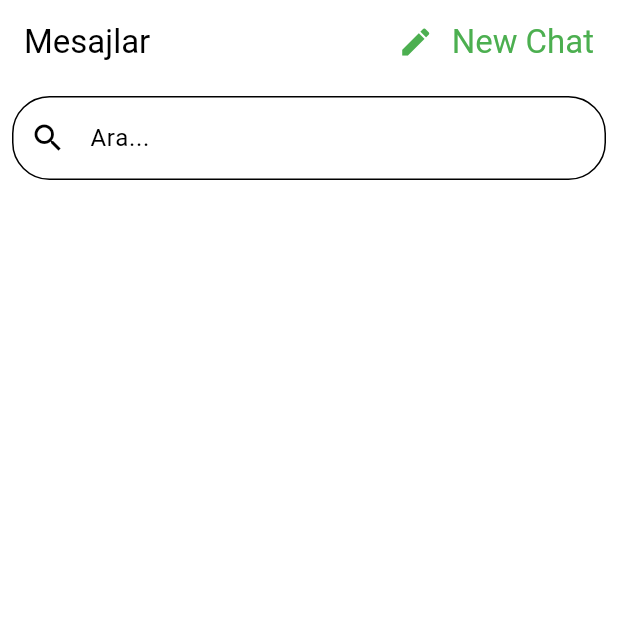
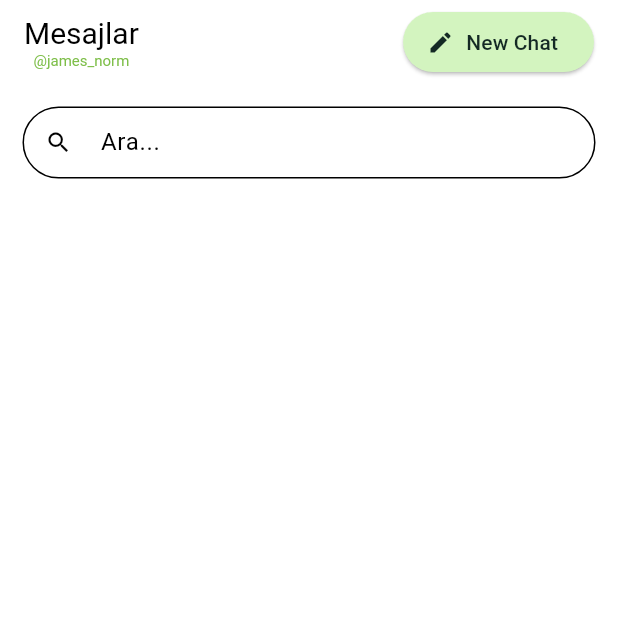
Before and after one commit to mestretero/OUA-33-FLUTTER, a Flutter app: the ChatListView screen opened by its route, on a phone screen of 412 x 824 dp, the top half of it. Run offline on Flutter 3.47's test engine with Material 3 defaults, Android fonts, the phone set to English and light mode, and no system bars; our stand-ins replace carousel_slider, cloud_firestore, file_picker, firebase_auth, firebase_core, firebase_storage and 5 more; missing offline and left inert: photo_manager; accounts and stored records are empty.

Commit message:
küçük tasarım değişikliği

```diff
--- /dev/null
+++ b/devtools_options.yaml
@@ -0,0 +1,3 @@
+description: This file stores settings for Dart & Flutter DevTools.
+documentation: https://docs.flutter.dev/tools/devtools/extensions#configure-extension-enablement-states
+extensions:
--- a/lib/ui/chat_list/chat_list_view.dart
+++ b/lib/ui/chat_list/chat_list_view.dart
@@ -2,6 +2,8 @@
 
 import 'package:flutter/material.dart';
 import 'package:oua_flutter33/app/app.router.dart';
+import 'package:oua_flutter33/common/widgets/custom_textfield.dart';
+import 'package:oua_flutter33/common/widgets/my_texfield.dart';
 import 'package:oua_flutter33/ui/chat_list/chat_list_view_model.dart';
 import 'package:stacked/stacked.dart';
 
@@ -10,6 +12,7 @@ class ChatListView extends StatelessWidget {
 
   @override
   Widget build(BuildContext context) {
+    TextEditingController _searchController=TextEditingController();
     return ViewModelBuilder<ChatListViewModel>.reactive(
         viewModelBuilder: () => ChatListViewModel(),
         onModelReady: (model) => model.init(context),
@@ -19,13 +22,24 @@ class ChatListView extends StatelessWidget {
               automaticallyImplyLeading: false,
               title: Row(
                 children: [
-                  const Text('Mesajlar'),
+                  Column(
+                    children: [
+                      const Text('Mesajlar',style: TextStyle(fontSize: 20,),),
+                      Text("@james_norm",style: TextStyle(color: Color(0xFF7DBE48),
+                      fontSize: 10,),),
+                    ],
+                  ),
                   const Spacer(),
-                  IconButton(
-                    icon: const Icon(Icons.edit, color: Colors.green),
-                    onPressed: () {},
+                  ElevatedButton.icon(
+                    style: ElevatedButton.styleFrom(
+                      backgroundColor:Theme.of(context).colorScheme.secondary,
+                    ),
+                    label: Text("New Chat"),
+                    icon: Icon(Icons.edit),
+                    onPressed: () {
+
+                    },
                   ),
-                  const Text('New Chat', style: TextStyle(color: Colors.green)),
                 ],
               ),
               backgroundColor: Colors.white,
@@ -34,18 +48,25 @@ class ChatListView extends StatelessWidget {
             body: model.isLoading
                 ? const Center(child: CircularProgressIndicator())
                 : Column(
+                  mainAxisAlignment: MainAxisAlignment.center,
+                  crossAxisAlignment: CrossAxisAlignment.start,
+
                     children: [
                       Padding(
-                        padding: const EdgeInsets.all(8.0),
+                        padding: const EdgeInsets.all(15.0),
                         child: TextField(
-                          decoration: InputDecoration(
-                            prefixIcon: const Icon(Icons.search),
-                            hintText: 'Ara...',
-                            border: OutlineInputBorder(
-                              borderRadius: BorderRadius.circular(25.0),
-                            ),
+                        controller: _searchController,
+                        decoration: InputDecoration(
+                          isDense: true,
+                          prefixIcon: Icon(Icons.search),
+                          hintText: "Ara...",
+                          border: OutlineInputBorder(
+                            borderRadius: BorderRadius.circular(40),
                           ),
                         ),
+
+
+                  ),
                       ),
                       Expanded(
                         child: ListView.builder(
```
Also changed, not shown: lib/ui/chat_list/chat/chat_view.dart (+12 -4 lines), 1 other file.
